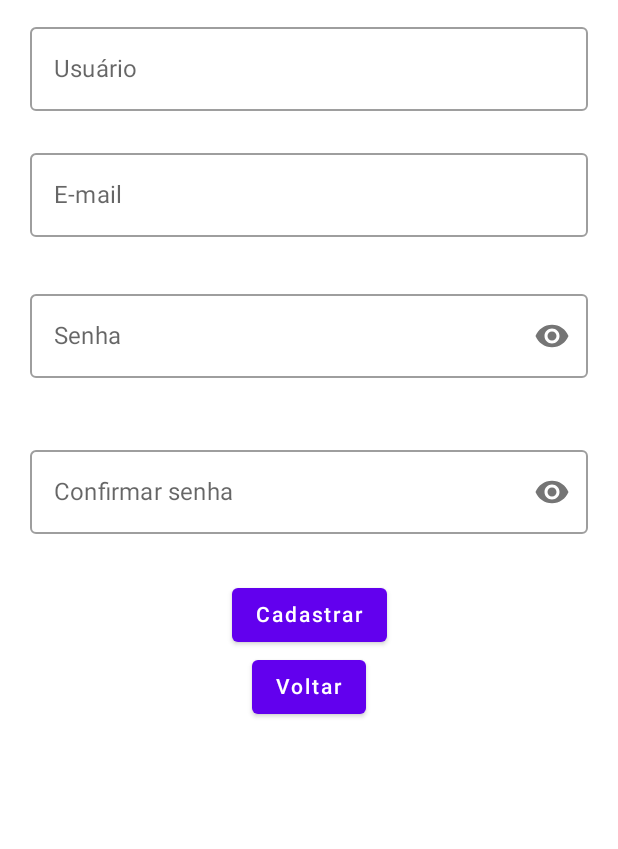
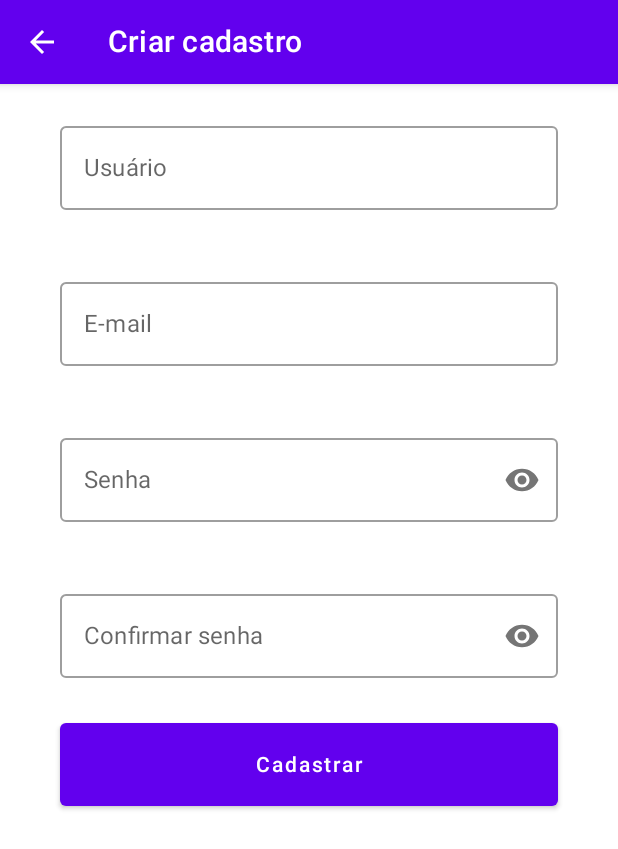
Before and after one commit to mogba/trips-app, an Android app built with Jetpack Compose: the RegisterScreen screen opened through its navigation route, on a phone screen of 412 x 824 dp. Shown: the top 849 px of the screen. Run offline under Robolectric (Android 15) with nearby library versions, the light colour scheme and no system bars.

Commit message:
General UI adjustments

```diff
--- a/app/build.gradle
+++ b/app/build.gradle
@@ -88,7 +88,7 @@ dependencies {
     def room_version = "2.4.2"
 
     implementation "androidx.room:room-runtime:$room_version"
-    annotationProcessor "androidx.room:room-compiler:$room_version"
+    kapt "androidx.room:room-compiler:$room_version"
 
     // optional - RxJava2 support for Room
     implementation "androidx.room:room-rxjava2:$room_version"
--- a/app/src/main/java/com/example/api/finalapp/dao/AppDatabaseConnection.kt
+++ b/app/src/main/java/com/example/api/finalapp/dao/AppDatabaseConnection.kt
@@ -13,6 +13,7 @@ import com.example.api.finalapp.model.TripType
     ],
     version = 2
 )
+@TypeConverters(DateConverter::class)
 abstract class AppDatabaseConnection: RoomDatabase() {
 
     abstract fun tripDao(): TripDao
--- a/app/src/main/java/com/example/api/finalapp/dao/TripDao.kt
+++ b/app/src/main/java/com/example/api/finalapp/dao/TripDao.kt
@@ -6,7 +6,7 @@ import com.example.api.finalapp.model.Trip
 @Dao
 interface TripDao {
     @Insert
-    fun insert(trip: Trip): Int
+    fun insert(trip: Trip): Long
 
     @Update(onConflict = OnConflictStrategy.REPLACE)
     fun update(trip: Trip)
@@ -15,8 +15,8 @@ interface TripDao {
     fun delete(trip: Trip)
 
     @Query("select * from Trip where userId = :userId order by id, destination")
-    fun findAll(userId: Int): List<Trip>
+    fun findAll(userId: Long): List<Trip>
 
     @Query("select * from Trip where id = :id")
-    fun findById(id: Int): Trip?
+    fun findById(id: Long): Trip?
 }
--- a/app/src/main/java/com/example/api/finalapp/model/Trip.kt
+++ b/app/src/main/java/com/example/api/finalapp/model/Trip.kt
@@ -6,13 +6,13 @@ import java.time.LocalDate
 
 @Entity
 data class Trip(
-    val tripTypeId: Int?,
-    val userId: Int?,
+    val tripTypeId: Long?,
+    val userId: Long?,
     val destination: String,
     val departureDate: LocalDate?,
     val arrivalDate: LocalDate?,
     val budget: Double?,
 ) {
     @PrimaryKey(autoGenerate = true)
-    var id: Int = -1
+    var id: Long = -1
 }
--- a/app/src/main/java/com/example/api/finalapp/repository/TripRepository.kt
+++ b/app/src/main/java/com/example/api/finalapp/repository/TripRepository.kt
@@ -10,13 +10,13 @@ class TripRepository(app: Application) {
     private val tripDao: TripDao = AppDatabaseConnection
         .getDB(app).tripDao()
 
-    fun create(trip: Trip): Int = tripDao.insert(trip)
+    fun create(trip: Trip): Long = tripDao.insert(trip)
 
     fun update(trip: Trip) = tripDao.update(trip)
 
-    fun findAll(userId: Int): List<Trip> = tripDao.findAll(userId)
+    fun findAll(userId: Long): List<Trip> = tripDao.findAll(userId)
 
-    fun findById(id: Int) = tripDao.findById(id)
+    fun findById(id: Long) = tripDao.findById(id)
 
     fun delete(trip: Trip) = tripDao.delete(trip)
 }
--- a/app/src/main/java/com/example/finalapp/components/TextField.kt
+++ b/app/src/main/java/com/example/finalapp/components/TextField.kt
@@ -22,6 +22,6 @@ fun TextField(
         modifier = Modifier
             .then(modifier)
             .fillMaxWidth()
-            .padding(vertical = 10.dp),
+            .padding(vertical = 20.dp),
     )
 }
--- a/app/src/main/java/com/example/finalapp/navigation/ScreenManager.kt
+++ b/app/src/main/java/com/example/finalapp/navigation/ScreenManager.kt
@@ -23,7 +23,7 @@ sealed class ScreenManager(
     object Home: ScreenManager("home_screen")
     object Trips: ScreenManager("trips_screen")
     object TripForm: ScreenManager("tripform_screen?tripId={tripId}") {
-        fun routeWithArgs(tripId: Int?) = route.replace("{tripId}", "$tripId")
+        fun routeWithArgs(tripId: Long?) = route.replace("{tripId}", "$tripId")
     }
     object Settings: ScreenManager("settings_screen")
 }
--- a/app/src/main/java/com/example/finalapp/screens/RegisterScreen.kt
+++ b/app/src/main/java/com/example/finalapp/screens/RegisterScreen.kt
@@ -2,9 +2,9 @@ package com.example.finalapp.screens
 
 import android.widget.Toast
 import androidx.compose.foundation.layout.*
-import androidx.compose.material.Button
-import androidx.compose.material.OutlinedTextField
-import androidx.compose.material.Text
+import androidx.compose.material.*
+import androidx.compose.material.icons.Icons
+import androidx.compose.material.icons.filled.ArrowBack
 import androidx.compose.runtime.Composable
 import androidx.compose.ui.Alignment
 import androidx.compose.ui.Modifier
@@ -13,6 +13,7 @@ import androidx.compose.ui.unit.dp
 import androidx.lifecycle.viewmodel.compose.viewModel
 import androidx.navigation.NavHostController
 import com.example.finalapp.components.PasswordField
+import com.example.finalapp.components.TextField
 import com.example.finalapp.viewmodels.UserViewModel
 
 @Composable
@@ -20,50 +21,51 @@ fun RegisterScreen(navController: NavHostController) {
     Column() {
         val user: UserViewModel = viewModel()
 
-        Register(
-            user,
-            onSuccessRegisterRequest = {
-                navController.navigateUp()
+        val context = LocalContext.current
+
+        val columnModifier = Modifier
+            .fillMaxWidth()
+            .padding(horizontal = 20.dp)
+
+        Scaffold(
+            topBar = {
+                TopAppBar(
+                    title = { Text(text = "Criar cadastro") },
+                    navigationIcon = if (navController.previousBackStackEntry != null) {
+                        {
+                            IconButton(onClick = { navController.navigateUp() }) {
+                                Icon(
+                                    imageVector = Icons.Filled.ArrowBack,
+                                    contentDescription = "Voltar"
+                                )
+                            }
+                        }
+                    } else {
+                        null
                     }
                 )
             }
-}
-
-@Composable
-fun Register(
-    user: UserViewModel,
-    onSuccessRegisterRequest: () -> Unit
         ) {
-    Column(
-        verticalArrangement = Arrangement.spacedBy(8.dp, Alignment.CenterVertically),
-        horizontalAlignment = Alignment.CenterHorizontally,
-        modifier = Modifier.fillMaxSize()
-    ) {
-        val context = LocalContext.current
-
-        Column(modifier = Modifier.weight(1f)) {
             Column(
                 modifier = Modifier
                     .fillMaxWidth()
                     .padding(horizontal = 20.dp)
             ) {
-                OutlinedTextField(
+                Column(modifier = columnModifier) {
+                    TextField(
+                        value = user.username,
+                        onChange = { user.username = it },
+                        label = "Usuário",
+                    )
+                }
+                Column(modifier = columnModifier) {
+                    TextField(
                         value = user.email,
-                    label = { Text(text = "Usuário") },
-                    onValueChange = { user.username = it },
-                    modifier = Modifier
-                        .fillMaxWidth()
-                        .padding(vertical = 10.dp)
+                        onChange = { user.email = it },
+                        label = "E-mail",
                     )
-                OutlinedTextField(
-                    value = user.email,
-                    label = { Text(text = "E-mail") },
-                    onValueChange = { user.email = it },
-                    modifier = Modifier
-                        .fillMaxWidth()
-                        .padding(vertical = 10.dp)
-                )
-
+                }
+                Column(modifier = columnModifier) {
                     PasswordField(
                         value = user.password,
                         onChange = { user.password = it },
@@ -71,7 +73,8 @@ fun Register(
                             .fillMaxWidth()
                             .padding(vertical = 10.dp)
                     )
-
+                }
+                Column(modifier = columnModifier) {
                     PasswordField(
                         label = "Confirmar senha",
                         value = user.passwordConfirmation,
@@ -83,9 +86,7 @@ fun Register(
                 }
                 Column(
                     horizontalAlignment = Alignment.CenterHorizontally,
-                modifier = Modifier
-                    .fillMaxSize()
-                    .padding(10.dp)
+                    modifier = columnModifier
                 ) {
                     Button(
                         onClick = {
@@ -94,19 +95,17 @@ fun Register(
                                 "Registro criado com sucesso",
                                 Toast.LENGTH_LONG
                             ).show()
-                        onSuccessRegisterRequest()
-                    }
+                            navController.navigateUp()
+                        },
+                        modifier = Modifier
+                            .height(65.dp)
+                            .fillMaxWidth()
+                            .padding(top = 10.dp),
                     ) {
                         Text(text = "Cadastrar")
-                }
-                Button(
-                    onClick = {
-                        onSuccessRegisterRequest()
-                    }
-                ) {
-                    Text(text = "Voltar")
                     }
                 }
             }
         }
     }
+}
--- a/app/src/main/java/com/example/finalapp/screens/TripsScreen.kt
+++ b/app/src/main/java/com/example/finalapp/screens/TripsScreen.kt
@@ -28,7 +28,7 @@ import java.time.LocalDate
 
 @RequiresApi(Build.VERSION_CODES.O)
 @Composable
-fun TripsScreen(navController: NavHostController, userId: Int) {
+fun TripsScreen(navController: NavHostController, userId: Long) {
     Column {
         TripsList(
             userId,
@@ -41,7 +41,7 @@ fun TripsScreen(navController: NavHostController, userId: Int) {
 
 @RequiresApi(Build.VERSION_CODES.O)
 @Composable
-fun TripsList(userId: Int, onClickListItem: (tripId: Int) -> Unit) {
+fun TripsList(userId: Long, onClickListItem: (tripId: Long) -> Unit) {
     val trips = listOf(
         Trip(userId = null, departureDate = LocalDate.now(), arrivalDate = LocalDate.now(), destination = "Noruega", tripTypeId = 1, budget = 1000.00),
         Trip(userId = null, departureDate = LocalDate.now(), arrivalDate = LocalDate.now(), destination = "Escandinávia", tripTypeId = 1, budget = 1000.00),
@@ -73,7 +73,7 @@ fun TripsList(userId: Int, onClickListItem: (tripId: Int) -> Unit) {
 @Composable
 fun TripListItem(
     trip: Trip,
-    onClick: (tripId: Int) -> Unit
+    onClick: (tripId: Long) -> Unit
 ) {
     val context = LocalContext.current
     val df = DecimalFormat("0.00")
```
Also changed, not shown: app/src/main/java/com/example/api/finalapp/converters/DateConverter.kt (+11 -4 lines), app/src/main/java/com/example/finalapp/components/DatePickerField.kt (+8 -4 lines), app/src/main/java/com/example/finalapp/components/DropDownField.kt (added, +83 -0 lines), app/src/main/java/com/example/finalapp/screens/TripFormScreen.kt (+19 -12 lines), app/src/main/java/com/example/finalapp/viewmodels/TripViewModel.kt (+4 -4 lines). Lines whose indentation alone changed are shown as unchanged.
